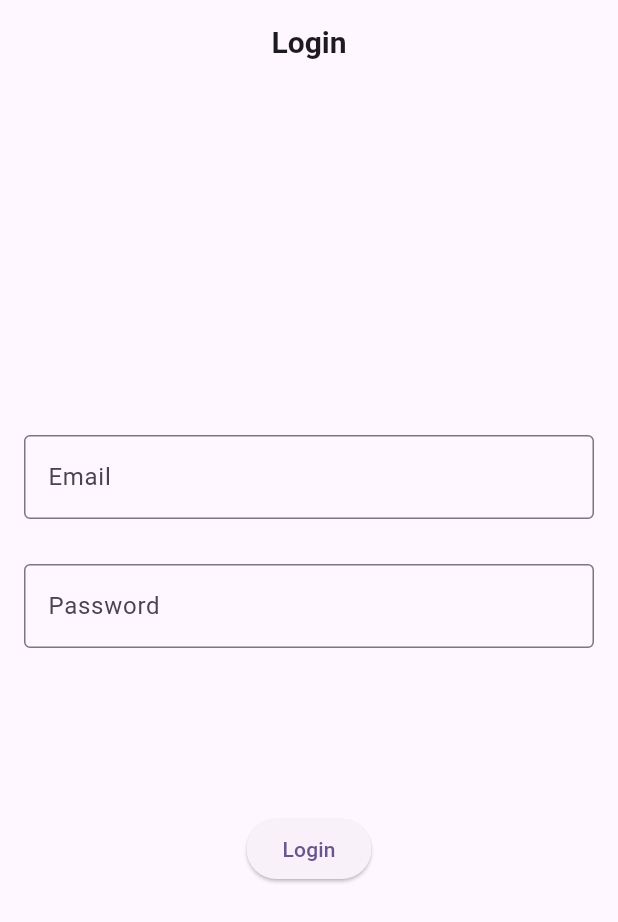
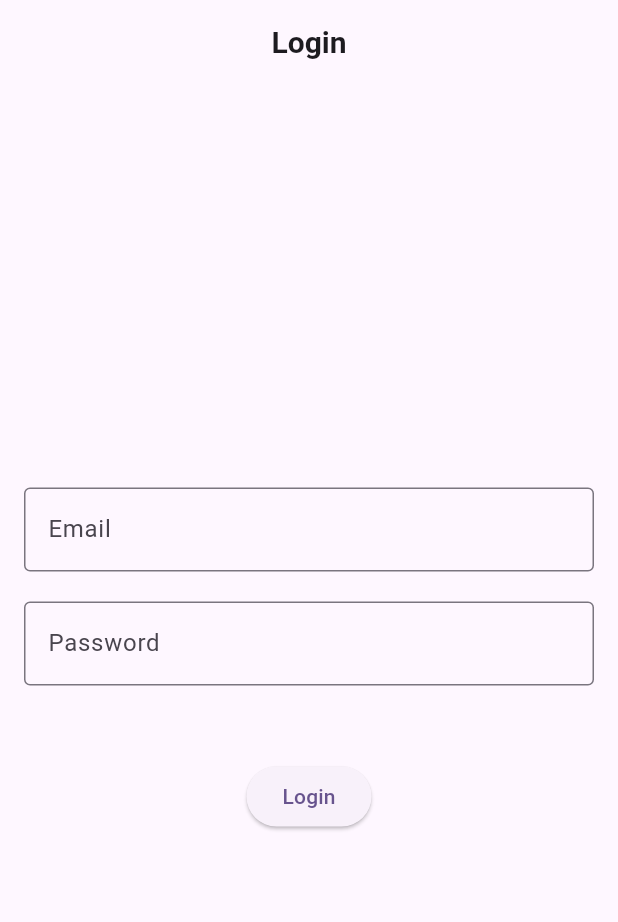
Before and after one commit to Muhammadkhabab/api_bloc_flutter, a Flutter app: the screen it shows after launch, on a phone screen of 412 x 824 dp. Shown: the top 922 px of the screen. Run offline on Flutter 3.47's test engine with Material 3 defaults, Android fonts, the light colour scheme and no system bars; our stand-ins replace bloc, equatable, flutter_bloc, formz.

Commit message:
login api done with bloc

```diff
--- a/lib/view/auth/login_screen.dart
+++ b/lib/view/auth/login_screen.dart
@@ -1,7 +1,7 @@
+import 'package:flutter/material.dart';
+import 'package:flutter_bloc/flutter_bloc.dart';
 import 'package:bloc_api_project/bloc/login_bloc/login_bloc.dart';
 import 'package:bloc_api_project/view/home_screen.dart';
-import 'package:flutter/material.dart';
-import 'package:flutter_bloc/flutter_bloc.dart';
 
 class LoginScreen extends StatefulWidget {
   const LoginScreen({super.key});
@@ -51,8 +51,8 @@ class _LoginScreenState extends State<LoginScreen> {
             listener: (context, state) {
               if (state.loginStatus == LoginStatus.failure) {
                 ScaffoldMessenger.of(context).showSnackBar(
-                  const SnackBar(
-                    content: Text('Login Failed'),
+                  SnackBar(
+                    content: Text(state.message ?? 'Login Failed'),
                     backgroundColor: Colors.redAccent,
                   ),
                 );
@@ -64,15 +64,20 @@ class _LoginScreenState extends State<LoginScreen> {
                     backgroundColor: Colors.green,
                   ),
                 );
-                // Navigator.push(context, MaterialPageRoute(builder: (context) => HomePostScreen()));
+                // Navigate to the home screen
+                Navigator.pushReplacement(
+                  context,
+                  MaterialPageRoute(
+                    builder: (context) => HomePostScreen(),
+                  ),
+                );
               }
             },
             child: Padding(
-              padding: EdgeInsets.all(16.0),
+              padding: const EdgeInsets.all(16.0),
               child: Column(
                 crossAxisAlignment: CrossAxisAlignment.center,
                 mainAxisAlignment: MainAxisAlignment.center,
-                spacing: 30.0,
                 children: [
                   BlocBuilder<LoginBloc, LoginState>(
                     buildWhen: (current, previous) => current.email != previous.email,
@@ -80,7 +85,10 @@ class _LoginScreenState extends State<LoginScreen> {
                       return TextFormField(
                         keyboardType: TextInputType.emailAddress,
                         focusNode: emailFocusNode,
-                        decoration: const InputDecoration(hintText: 'Email', border: OutlineInputBorder()),
+                        decoration: const InputDecoration(
+                          hintText: 'Email',
+                          border: OutlineInputBorder(),
+                        ),
                         onChanged: (value) {
                           context.read<LoginBloc>().add(EmailChanged(email: value));
                         },
@@ -98,13 +106,18 @@ class _LoginScreenState extends State<LoginScreen> {
                       );
                     },
                   ),
+                  const SizedBox(height: 20),
                   BlocBuilder<LoginBloc, LoginState>(
                     buildWhen: (current, previous) => current.password != previous.password,
                     builder: (context, state) {
                       return TextFormField(
                         keyboardType: TextInputType.text,
                         focusNode: passwordFocusNode,
-                        decoration: const InputDecoration(hintText: 'Password', border: OutlineInputBorder()),
+                        obscureText: true,
+                        decoration: const InputDecoration(
+                          hintText: 'Password',
+                          border: OutlineInputBorder(),
+                        ),
                         onChanged: (value) {
                           context.read<LoginBloc>().add(PasswordChanged(password: value));
                         },
@@ -122,7 +135,7 @@ class _LoginScreenState extends State<LoginScreen> {
                       );
                     },
                   ),
-                  SizedBox(height: 50),
+                  const SizedBox(height: 50),
                   BlocBuilder<LoginBloc, LoginState>(
                     builder: (context, state) {
                       return ElevatedButton(
@@ -131,7 +144,9 @@ class _LoginScreenState extends State<LoginScreen> {
                             context.read<LoginBloc>().add(LoginApi());
                           }
                         },
-                        child: state.loginStatus == LoginStatus.loading ? CircularProgressIndicator() : const Text('Login'),
+                        child: state.loginStatus == LoginStatus.loading
+                            ? const CircularProgressIndicator()
+                            : const Text('Login'),
                       );
                     },
                   ),
```
Also changed, not shown: lib/bloc/login_bloc/login_bloc.dart (+13 -7 lines).
